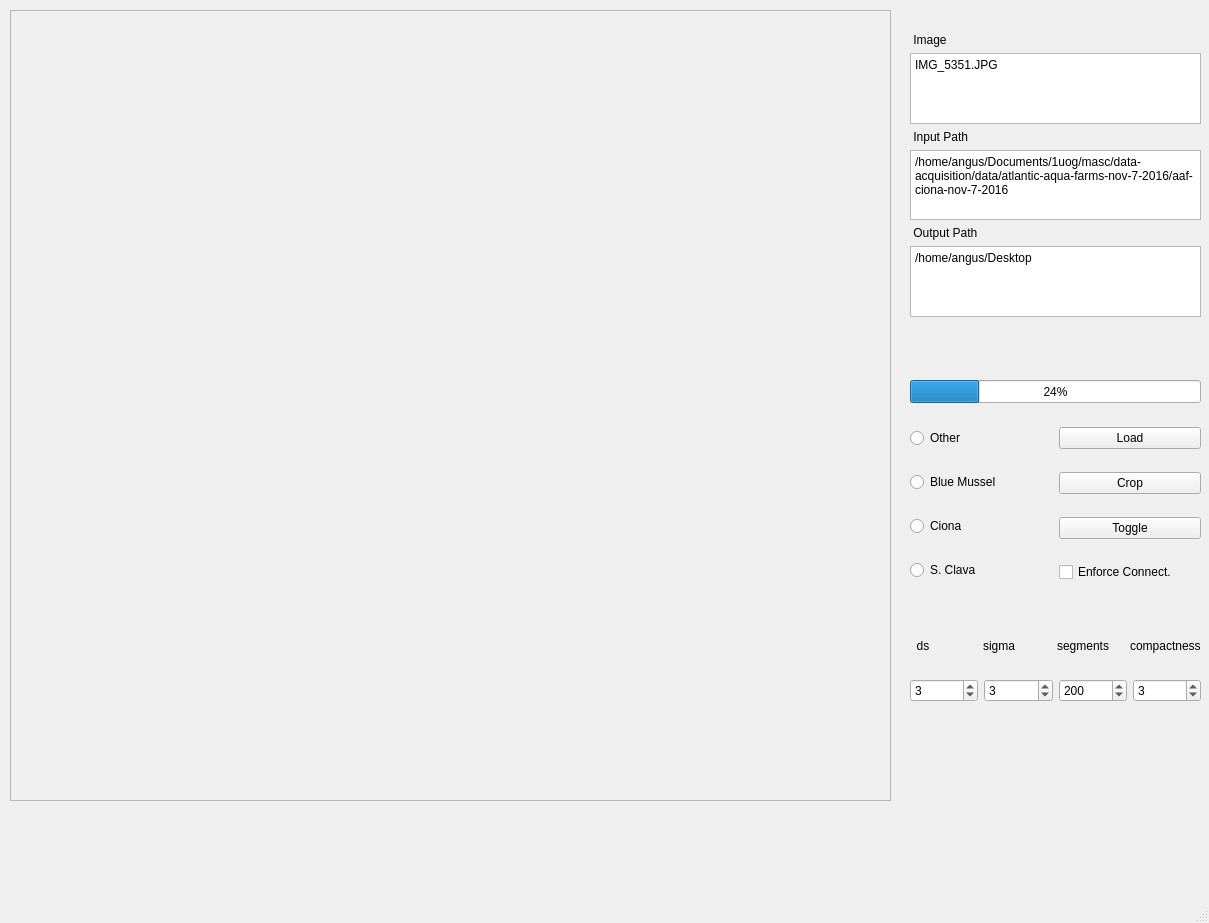
Above: gui_test.ui from AngusG/truth-and-crop before the change. Below: the same form after it.
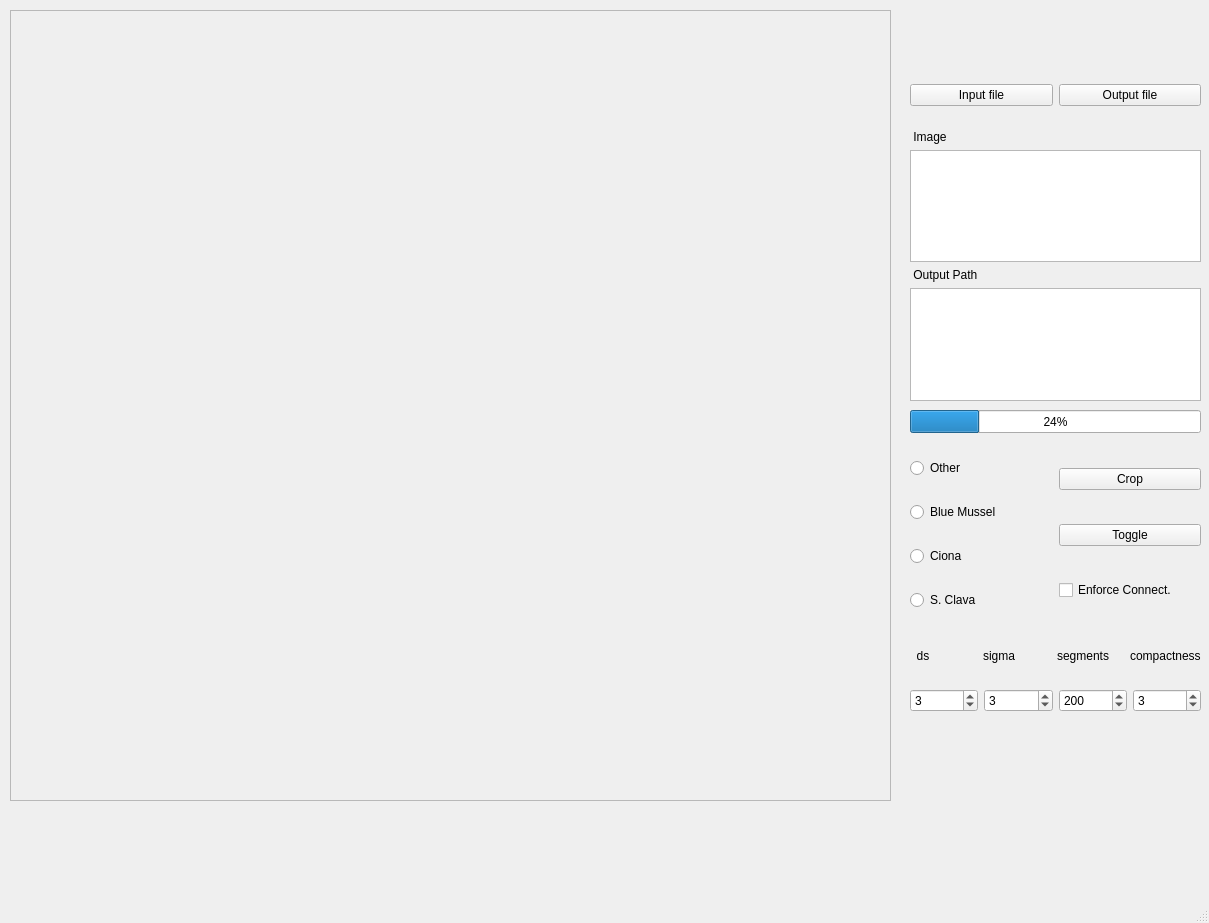
That is the form after the change.

Commit message: added file select button, with ui edits

Patch:
```diff
--- a/gui_test.ui
+++ b/gui_test.ui
@@ -53,7 +53,7 @@
     <property name="geometry">
      <rect>
       <x>910</x>
-      <y>670</y>
+      <y>680</y>
       <width>291</width>
       <height>41</height>
      </rect>
@@ -96,7 +96,7 @@
     <property name="geometry">
      <rect>
       <x>910</x>
-      <y>620</y>
+      <y>630</y>
       <width>291</width>
       <height>51</height>
      </rect>
@@ -136,7 +136,7 @@
     <property name="geometry">
      <rect>
       <x>910</x>
-      <y>410</y>
+      <y>440</y>
       <width>291</width>
       <height>191</height>
      </rect>
@@ -176,13 +176,6 @@
      </item>
      <item>
       <layout class="QVBoxLayout" name="verticalLayout_2">
-       <item>
-        <widget class="QPushButton" name="loadButton">
-         <property name="text">
-          <string>Load</string>
-         </property>
-        </widget>
-       </item>
        <item>
         <widget class="QPushButton" name="cropButton">
          <property name="text">
@@ -212,9 +205,9 @@
     <property name="geometry">
      <rect>
       <x>910</x>
-      <y>33</y>
+      <y>130</y>
       <width>291</width>
-      <height>284</height>
+      <height>271</height>
      </rect>
     </property>
     <layout class="QVBoxLayout" name="verticalLayout_3">
@@ -231,26 +224,9 @@
         <string>&lt;!DOCTYPE HTML PUBLIC &quot;-//W3C//DTD HTML 4.0//EN&quot; &quot;http://www.w3.org/TR/REC-html40/strict.dtd&quot;&gt;
 &lt;html&gt;&lt;head&gt;&lt;meta name=&quot;qrichtext&quot; content=&quot;1&quot; /&gt;&lt;style type=&quot;text/css&quot;&gt;
 p, li { white-space: pre-wrap; }
-&lt;/style&gt;&lt;/head&gt;&lt;body style=&quot; font-family:'Sans Serif'; font-size:9pt; font-weight:400; font-style:normal;&quot;&gt;
-&lt;p style=&quot; margin-top:0px; margin-bottom:0px; margin-left:0px; margin-right:0px; -qt-block-indent:0; text-indent:0px;&quot;&gt;IMG_5351.JPG&lt;/p&gt;&lt;/body&gt;&lt;/html&gt;</string>
-       </property>
-      </widget>
-     </item>
-     <item>
-      <widget class="QLabel" name="label_5">
-       <property name="text">
-        <string> Input Path</string>
-       </property>
-      </widget>
-     </item>
-     <item>
-      <widget class="QTextEdit" name="inputPathField">
-       <property name="html">
-        <string>&lt;!DOCTYPE HTML PUBLIC &quot;-//W3C//DTD HTML 4.0//EN&quot; &quot;http://www.w3.org/TR/REC-html40/strict.dtd&quot;&gt;
-&lt;html&gt;&lt;head&gt;&lt;meta name=&quot;qrichtext&quot; content=&quot;1&quot; /&gt;&lt;style type=&quot;text/css&quot;&gt;
-p, li { white-space: pre-wrap; }
-&lt;/style&gt;&lt;/head&gt;&lt;body style=&quot; font-family:'Sans Serif'; font-size:9pt; font-weight:400; font-style:normal;&quot;&gt;
-&lt;p style=&quot; margin-top:0px; margin-bottom:0px; margin-left:0px; margin-right:0px; -qt-block-indent:0; text-indent:0px;&quot;&gt;/home/angus/Documents/1uog/masc/data-acquisition/data/atlantic-aqua-farms-nov-7-2016/aaf-ciona-nov-7-2016&lt;/p&gt;&lt;/body&gt;&lt;/html&gt;</string>
+&lt;/style&gt;&lt;/head&gt;&lt;body style=&quot; font-family:'Ubuntu'; font-size:11pt; font-weight:400; font-style:normal;&quot;&gt;
+&lt;p style=&quot;-qt-paragraph-type:empty; margin-top:0px; margin-bottom:0px; margin-left:0px; margin-right:0px; -qt-block-indent:0; text-indent:0px;&quot;&gt;&lt;br /&gt;&lt;/p&gt;
+&lt;p style=&quot;-qt-paragraph-type:empty; margin-top:0px; margin-bottom:0px; margin-left:0px; margin-right:0px; -qt-block-indent:0; text-indent:0px;&quot;&gt;&lt;br /&gt;&lt;/p&gt;&lt;/body&gt;&lt;/html&gt;</string>
        </property>
       </widget>
      </item>
@@ -267,8 +243,8 @@
         <string>&lt;!DOCTYPE HTML PUBLIC &quot;-//W3C//DTD HTML 4.0//EN&quot; &quot;http://www.w3.org/TR/REC-html40/strict.dtd&quot;&gt;
 &lt;html&gt;&lt;head&gt;&lt;meta name=&quot;qrichtext&quot; content=&quot;1&quot; /&gt;&lt;style type=&quot;text/css&quot;&gt;
 p, li { white-space: pre-wrap; }
-&lt;/style&gt;&lt;/head&gt;&lt;body style=&quot; font-family:'Sans Serif'; font-size:9pt; font-weight:400; font-style:normal;&quot;&gt;
-&lt;p style=&quot; margin-top:0px; margin-bottom:0px; margin-left:0px; margin-right:0px; -qt-block-indent:0; text-indent:0px;&quot;&gt;/home/angus/Desktop&lt;/p&gt;&lt;/body&gt;&lt;/html&gt;</string>
+&lt;/style&gt;&lt;/head&gt;&lt;body style=&quot; font-family:'Ubuntu'; font-size:11pt; font-weight:400; font-style:normal;&quot;&gt;
+&lt;p style=&quot;-qt-paragraph-type:empty; margin-top:0px; margin-bottom:0px; margin-left:0px; margin-right:0px; -qt-block-indent:0; text-indent:0px;&quot;&gt;&lt;br /&gt;&lt;/p&gt;&lt;/body&gt;&lt;/html&gt;</string>
        </property>
       </widget>
      </item>
@@ -278,7 +254,7 @@
     <property name="geometry">
      <rect>
       <x>910</x>
-      <y>380</y>
+      <y>410</y>
       <width>291</width>
       <height>23</height>
      </rect>
@@ -287,6 +263,32 @@
      <number>24</number>
     </property>
    </widget>
+   <widget class="QWidget" name="horizontalLayoutWidget_4">
+    <property name="geometry">
+     <rect>
+      <x>910</x>
+      <y>70</y>
+      <width>291</width>
+      <height>51</height>
+     </rect>
+    </property>
+    <layout class="QHBoxLayout" name="horizontalLayout_5">
+     <item>
+      <widget class="QPushButton" name="inFile">
+       <property name="text">
+        <string>Input file</string>
+       </property>
+      </widget>
+     </item>
+     <item>
+      <widget class="QPushButton" name="outFile">
+       <property name="text">
+        <string>Output file</string>
+       </property>
+      </widget>
+     </item>
+    </layout>
+   </widget>
   </widget>
   <widget class="QMenuBar" name="menubar">
    <property name="geometry">
```
Left out of the diff: 2 changed lines with no effect on the pictures. The commit also changes 1 other file.
